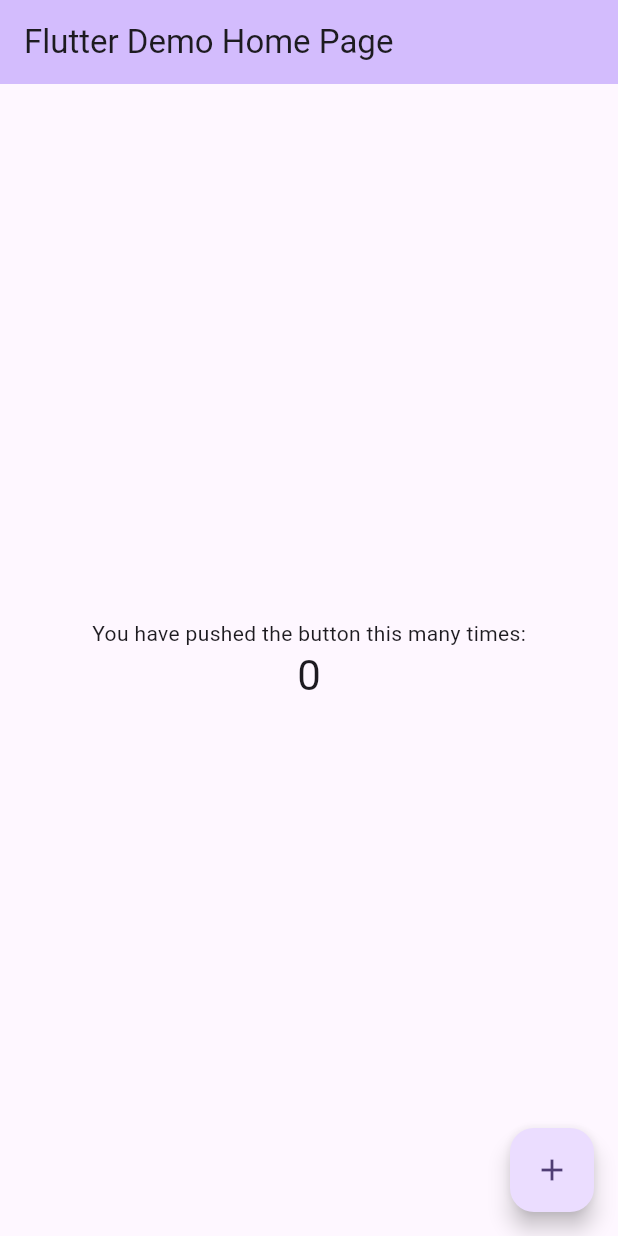
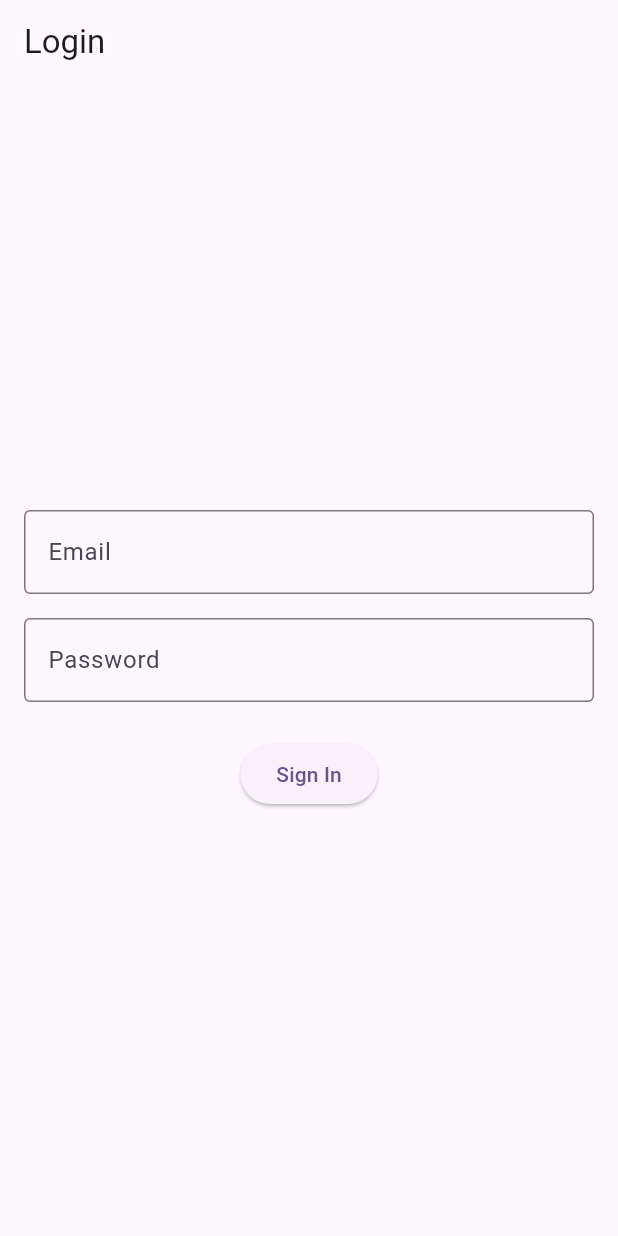
Before and after one commit to KugleBlitz007/vohi_tsoa, a Flutter app: the screen it shows after launch, on a phone screen of 412 x 824 dp. Run offline on Flutter 3.47's test engine with Material 3 defaults, Android fonts, the phone set to English and light mode, and no system bars; our stand-ins replace firebase_auth, firebase_core; accounts and stored records are empty.

Commit message:
Implemented Login screen
- Need to implement separate Login and SignUP

- gitignore is properly ignoring API secrets

```diff
--- a/lib/main.dart
+++ b/lib/main.dart
@@ -1,6 +1,12 @@
 import 'package:flutter/material.dart';
+import 'package:firebase_core/firebase_core.dart';
+import 'package:firebase_auth/firebase_auth.dart';
+import 'screens/login_screen.dart';
+import 'services/auth_service.dart';
 
-void main() {
+void main() async {
+  WidgetsFlutterBinding.ensureInitialized();
+  await Firebase.initializeApp();
   runApp(const MyApp());
 }
 
@@ -30,7 +36,20 @@
         // tested with just a hot reload.
         colorScheme: ColorScheme.fromSeed(seedColor: Colors.deepPurple),
       ),
-      home: const MyHomePage(title: 'Flutter Demo Home Page'),
+      home: StreamBuilder<User?>(
+        stream: FirebaseAuth.instance.authStateChanges(),
+        builder: (context, snapshot) {
+          if (snapshot.connectionState == ConnectionState.waiting) {
+            return const Center(child: CircularProgressIndicator());
+          }
+
+          if (snapshot.hasData) {
+            return const MyHomePage(title: 'Flutter Demo Home Page');
+          }
+
+          return const LoginScreen();
+        },
+      ),
     );
   }
 }
@@ -55,35 +74,37 @@
 
 class _MyHomePageState extends State<MyHomePage> {
   int _counter = 0;
+  final _authService = AuthService();
 
   void _incrementCounter() {
     setState(() {
-      // This call to setState tells the Flutter framework that something has
-      // changed in this State, which causes it to rerun the build method below
-      // so that the display can reflect the updated values. If we changed
-      // _counter without calling setState(), then the build method would not be
-      // called again, and so nothing would appear to happen.
       _counter++;
     });
   }
 
+  Future<void> _signOut() async {
+    try {
+      await _authService.signOut();
+    } catch (e) {
+      ScaffoldMessenger.of(context).showSnackBar(
+        SnackBar(content: Text(e.toString())),
+      );
+    }
+  }
+
   @override
   Widget build(BuildContext context) {
-    // This method is rerun every time setState is called, for instance as done
-    // by the _incrementCounter method above.
-    //
-    // The Flutter framework has been optimized to make rerunning build methods
-    // fast, so that you can just rebuild anything that needs updating rather
-    // than having to individually change instances of widgets.
     return Scaffold(
       appBar: AppBar(
-        // TRY THIS: Try changing the color here to a specific color (to
-        // Colors.amber, perhaps?) and trigger a hot reload to see the AppBar
-        // change color while the other colors stay the same.
         backgroundColor: Theme.of(context).colorScheme.inversePrimary,
-        // Here we take the value from the MyHomePage object that was created by
-        // the App.build method, and use it to set our appbar title.
         title: Text(widget.title),
+        actions: [
+          IconButton(
+            icon: const Icon(Icons.logout),
+            onPressed: _signOut,
+            tooltip: 'Logout',
+          ),
+        ],
       ),
       body: Center(
         // Center is a layout widget. It takes a single child and positions it
--- /dev/null
+++ b/lib/screens/login_screen.dart
@@ -0,0 +1,98 @@
+import 'package:flutter/material.dart';
+import '../services/auth_service.dart';
+
+class LoginScreen extends StatefulWidget {
+  const LoginScreen({super.key});
+
+  @override
+  State<LoginScreen> createState() => _LoginScreenState();
+}
+
+class _LoginScreenState extends State<LoginScreen> {
+  final _formKey = GlobalKey<FormState>();
+  final _emailController = TextEditingController();
+  final _passwordController = TextEditingController();
+  final _authService = AuthService();
+  bool _isLoading = false;
+
+  @override
+  void dispose() {
+    _emailController.dispose();
+    _passwordController.dispose();
+    super.dispose();
+  }
+
+  Future<void> _signIn() async {
+    if (_formKey.currentState!.validate()) {
+      setState(() => _isLoading = true);
+      try {
+        await _authService.signInWithEmailAndPassword(
+          _emailController.text.trim(),
+          _passwordController.text.trim(),
+        );
+      } catch (e) {
+        ScaffoldMessenger.of(context).showSnackBar(
+          SnackBar(content: Text(e.toString())),
+        );
+      } finally {
+        setState(() => _isLoading = false);
+      }
+    }
+  }
+
+  @override
+  Widget build(BuildContext context) {
+    return Scaffold(
+      appBar: AppBar(
+        title: const Text('Login'),
+      ),
+      body: Padding(
+        padding: const EdgeInsets.all(16.0),
+        child: Form(
+          key: _formKey,
+          child: Column(
+            mainAxisAlignment: MainAxisAlignment.center,
+            children: [
+              TextFormField(
+                controller: _emailController,
+                decoration: const InputDecoration(
+                  labelText: 'Email',
+                  border: OutlineInputBorder(),
+                ),
+                keyboardType: TextInputType.emailAddress,
+                validator: (value) {
+                  if (value == null || value.isEmpty) {
+                    return 'Please enter your email';
+                  }
+                  return null;
+                },
+              ),
+              const SizedBox(height: 16),
+              TextFormField(
+                controller: _passwordController,
+                decoration: const InputDecoration(
+                  labelText: 'Password',
+                  border: OutlineInputBorder(),
+                ),
+                obscureText: true,
+                validator: (value) {
+                  if (value == null || value.isEmpty) {
+                    return 'Please enter your password';
+                  }
+                  return null;
+                },
+              ),
+              const SizedBox(height: 24),
+              _isLoading
+                  ? const CircularProgressIndicator()
+                  : ElevatedButton(
+                      onPressed: _signIn,
+                      child: const Text('Sign In'),
+                    ),
+            ],
+          ),
+        ),
+      ),
+    );
+  }
+}
--- /dev/null
+++ b/lib/services/auth_service.dart
@@ -0,0 +1,46 @@
+import 'package:firebase_auth/firebase_auth.dart';
+
+class AuthService {
+  final FirebaseAuth _auth = FirebaseAuth.instance;
+
+  // Auth state changes stream
+  Stream<User?> get authStateChanges => _auth.authStateChanges();
+
+  // Sign in with email and password
+  Future<UserCredential?> signInWithEmailAndPassword(
+      String email, String password) async {
+    try {
+      return await _auth.signInWithEmailAndPassword(
+        email: email,
+        password: password,
+      );
+    } catch (e) {
+      print(e.toString());
+      return null;
+    }
+  }
+
+  // Register with email and password
+  Future<UserCredential?> registerWithEmailAndPassword(
+      String email, String password) async {
+    try {
+      return await _auth.createUserWithEmailAndPassword(
+        email: email,
+        password: password,
+      );
+    } catch (e) {
+      print(e.toString());
+      return null;
+    }
+  }
+
+  // Sign out
+  Future<void> signOut() async {
+    try {
+      return await _auth.signOut();
+    } catch (e) {
+      print(e.toString());
+      return null;
+    }
+  }
+}
--- a/pubspec.yaml
+++ b/pubspec.yaml
@@ -34,6 +34,10 @@ dependencies:
   # The following adds the Cupertino Icons font to your application.
   # Use with the CupertinoIcons class for iOS style icons.
   cupertino_icons: ^1.0.8
+  firebase_core: ^2.24.2
+  firebase_auth: ^4.15.3
+  cloud_firestore: ^4.13.6
+  provider: ^6.1.1
 
 dev_dependencies:
   flutter_test:
```
Also changed, not shown: pubspec.lock, 6 other files.
